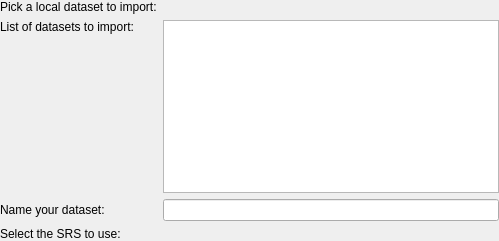
JulesGrillot/plugin-qgis-geoplateforme, file geotuileur/gui/upload_creation/wdg_upload_creation.ui: the form before one commit.
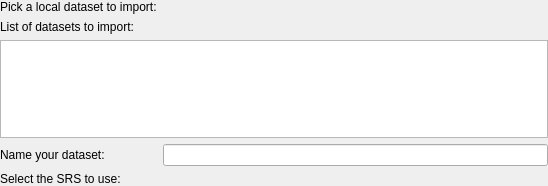
The form after the commit. Custom widgets are drawn as their Qt base class.

Commit message: use treemodel and treeview to display selected files

What changed in the file:
```diff
--- a/geotuileur/gui/upload_creation/wdg_upload_creation.ui
+++ b/geotuileur/gui/upload_creation/wdg_upload_creation.ui
@@ -6,8 +6,8 @@
    <rect>
     <x>0</x>
     <y>0</y>
-    <width>499</width>
-    <height>241</height>
+    <width>548</width>
+    <height>186</height>
    </rect>
   </property>
   <property name="windowTitle">
@@ -26,7 +26,7 @@
    <property name="bottomMargin">
     <number>0</number>
    </property>
-   <item row="3" column="1">
+   <item row="4" column="1">
     <widget class="QLineEdit" name="lne_data">
      <property name="enabled">
       <bool>true</bool>
@@ -39,81 +39,20 @@
      </property>
     </widget>
    </item>
-   <item row="1" column="0">
-    <widget class="QLabel" name="lbl_files_summary">
-     <property name="text">
-      <string>List of datasets to import:</string>
-     </property>
-    </widget>
-   </item>
-   <item row="4" column="1">
-    <widget class="QgsProjectionSelectionWidget" name="psw_projection"/>
-   </item>
-   <item row="1" column="1" rowspan="2">
-    <widget class="QListWidget" name="lvw_import_data">
-     <property name="enabled">
-      <bool>true</bool>
-     </property>
-     <property name="tabKeyNavigation">
-      <bool>true</bool>
-     </property>
-     <property name="dragEnabled">
-      <bool>false</bool>
-     </property>
-     <property name="dragDropMode">
-      <enum>QAbstractItemView::DragDrop</enum>
-     </property>
-     <property name="defaultDropAction">
-      <enum>Qt::ActionMask</enum>
-     </property>
-     <property name="selectionRectVisible">
-      <bool>false</bool>
-     </property>
-     <property name="currentRow">
-      <number>-1</number>
-     </property>
-     <property name="sortingEnabled">
-      <bool>false</bool>
-     </property>
-    </widget>
-   </item>
-   <item row="0" column="1">
-    <widget class="QgsFileWidget" name="flw_files_put">
-     <property name="enabled">
-      <bool>true</bool>
-     </property>
-     <property name="inputMethodHints">
-      <set>Qt::ImhLatinOnly</set>
-     </property>
-    </widget>
-   </item>
    <item row="4" column="0">
-    <widget class="QLabel" name="lne_projection">
-     <property name="text">
-      <string>Select the SRS to use:</string>
-     </property>
-    </widget>
-   </item>
-   <item row="2" column="0">
-    <spacer name="verticalSpacer">
-     <property name="orientation">
-      <enum>Qt::Vertical</enum>
-     </property>
-     <property name="sizeHint" stdset="0">
-      <size>
-       <width>20</width>
-       <height>122</height>
-      </size>
-     </property>
-    </spacer>
-   </item>
-   <item row="3" column="0">
     <widget class="QLabel" name="lbl_data">
      <property name="text">
       <string>Name your dataset:</string>
      </property>
     </widget>
    </item>
+   <item row="5" column="0">
+    <widget class="QLabel" name="lne_projection">
+     <property name="text">
+      <string>Select the SRS to use:</string>
+     </property>
+    </widget>
+   </item>
    <item row="0" column="0">
     <widget class="QLabel" name="lbl_files_put">
      <property name="text">
@@ -121,6 +60,29 @@
      </property>
     </widget>
    </item>
+   <item row="0" column="1">
+    <widget class="QgsFileWidget" name="flw_files_put">
+     <property name="enabled">
+      <bool>true</bool>
+     </property>
+     <property name="inputMethodHints">
+      <set>Qt::ImhLatinOnly</set>
+     </property>
+    </widget>
+   </item>
+   <item row="5" column="1">
+    <widget class="QgsProjectionSelectionWidget" name="psw_projection"/>
+   </item>
+   <item row="2" column="0" rowspan="2" colspan="2">
+    <widget class="QTreeView" name="trv_upload_files"/>
+   </item>
+   <item row="1" column="0" colspan="2">
+    <widget class="QLabel" name="lbl_files_summary">
+     <property name="text">
+      <string>List of datasets to import:</string>
+     </property>
+    </widget>
+   </item>
   </layout>
  </widget>
  <customwidgets>
```
The commit also changes 2 other files.
